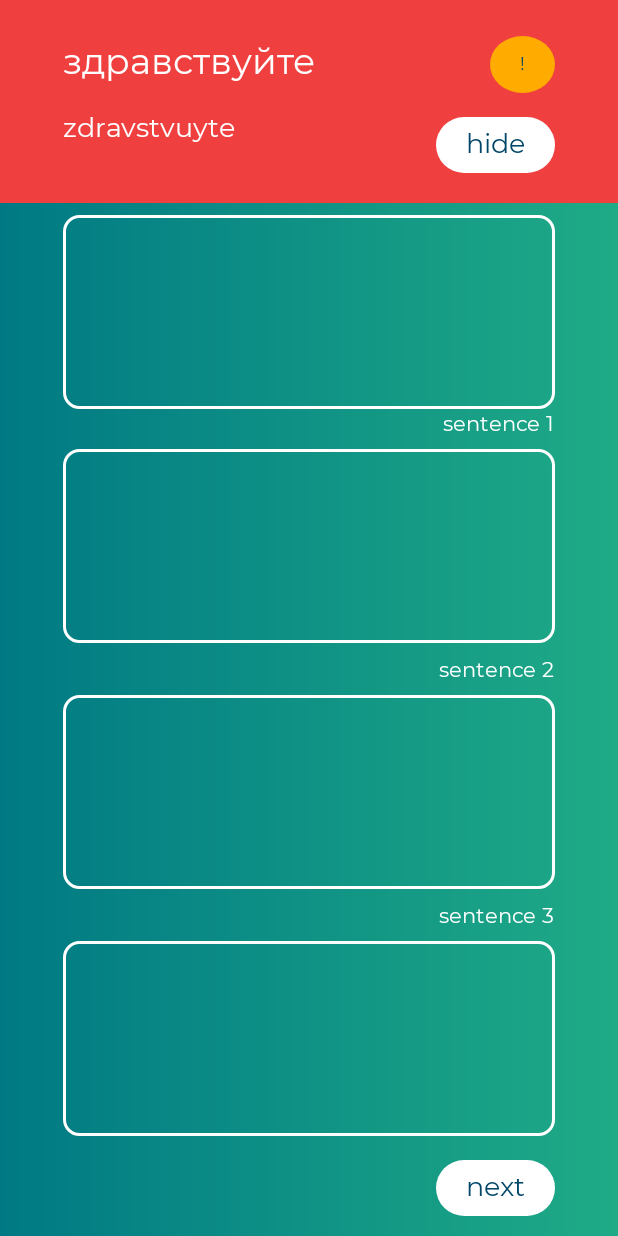
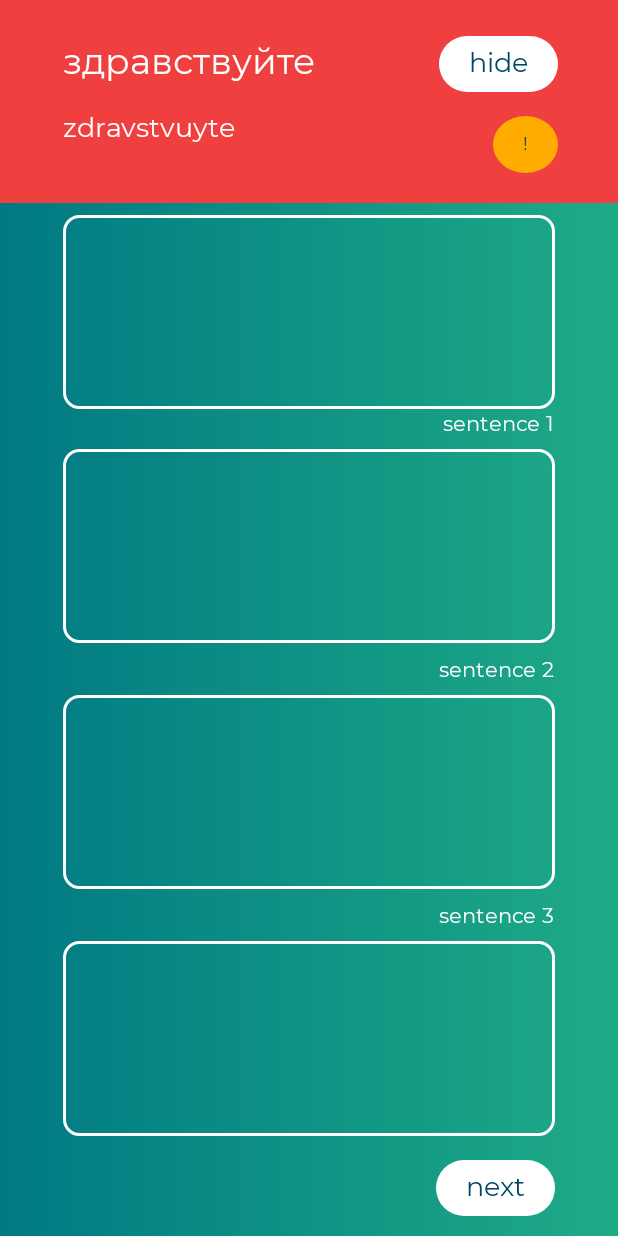
Before and after one commit to harrysullivan235345/langsy-client, an Android app: the ApplicationLearningActivity screen opened directly, with no data from a screen before it, after a tap on an icon or button, on a phone screen of 412 x 824 dp. Run offline under Robolectric (Android 15) with nearby library versions, the phone set to English and light mode, and no system bars; libraries missing offline, so code that uses them is left out: net.gcardone.junidecode.

Commit message:
remove carrage return and rearrage reveal panel

```diff
--- a/app/src/main/java/ga/harrysullivan/langsy/utils/Corpora.kt
+++ b/app/src/main/java/ga/harrysullivan/langsy/utils/Corpora.kt
@@ -30,7 +30,7 @@ class Corpora(application: Application) {
 
     fun getLineOfPrereq(searchPrereq: String): Int {
         val filename = "corpora/language-content/grammar/prereqs.csv"
-        val prereqs = readFile(filename).split("\n")
+        val prereqs = readFile(filename).split("\n").map { p -> p.replace("\r", "") }
         return prereqs.indexOf("$searchPrereq,")
     }
 
@@ -77,7 +77,7 @@ class Corpora(application: Application) {
         val grammar = readFile(grammarFilename).split('\n')
 
         val lineNumber = Random.int(grammar.size)
-        val prereq = grammar[lineNumber].split(",")[1]
+        val prereq = grammar[lineNumber].split(",")[1].replace("\r", "")
         val prereqLineNumber = getLineOfPrereq(prereq)
         val prereqDone = selectedContent.find { content ->
             content.partOfSpeech == GrammarPartOfSpeech.PREREQS &&
--- a/app/src/main/res/layout/reveal_panel.xml
+++ b/app/src/main/res/layout/reveal_panel.xml
@@ -43,9 +43,9 @@
         android:id="@+id/reveal_panel_hide"
         android:layout_width="wrap_content"
         android:layout_height="wrap_content"
-        android:layout_marginTop="16dp"
-        android:layout_marginEnd="42dp"
-        android:layout_marginRight="42dp"
+        android:layout_marginTop="24dp"
+        android:layout_marginEnd="40dp"
+        android:layout_marginRight="40dp"
         android:background="@drawable/white_button_sm"
         android:clickable="true"
         android:text="hide"
@@ -53,15 +53,15 @@
         android:textSize="18sp"
         app:fontFamily="@font/muli"
         app:layout_constraintEnd_toEndOf="parent"
-        app:layout_constraintTop_toBottomOf="@+id/reveal_panel_report" />
+        app:layout_constraintTop_toTopOf="parent" />
 
     <TextView
         android:id="@+id/reveal_panel_report"
         android:layout_width="wrap_content"
         android:layout_height="wrap_content"
-        android:layout_marginTop="24dp"
-        android:layout_marginEnd="42dp"
-        android:layout_marginRight="42dp"
+        android:layout_marginTop="16dp"
+        android:layout_marginEnd="40dp"
+        android:layout_marginRight="40dp"
         android:background="@drawable/reveal_button"
         android:clickable="true"
         android:text="!"
@@ -69,5 +69,5 @@
         android:textSize="12sp"
         app:fontFamily="@font/muli"
         app:layout_constraintEnd_toEndOf="parent"
-        app:layout_constraintTop_toTopOf="parent" />
+        app:layout_constraintTop_toBottomOf="@+id/reveal_panel_hide" />
 </androidx.constraintlayout.widget.ConstraintLayout>
```
